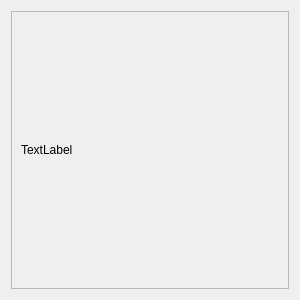
Above: src/main/python/ui/utils/image.ui from podkidyshev/health-weather_correlation before the change. Below: the same form after it.
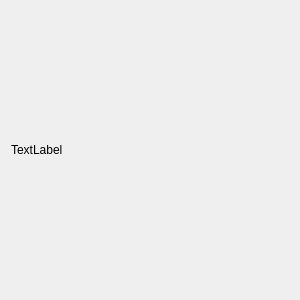
That is the form after the change.

Commit message: Removed scroll area from image frame

The edit to the form file:
```diff
--- a/src/main/python/ui/utils/image.ui
+++ b/src/main/python/ui/utils/image.ui
@@ -30,53 +30,16 @@
     <enum>QLayout::SetMinimumSize</enum>
    </property>
    <item>
-    <widget class="QScrollArea" name="scrollArea">
+    <widget class="QLabel" name="image">
      <property name="sizePolicy">
-      <sizepolicy hsizetype="Expanding" vsizetype="Expanding">
+      <sizepolicy hsizetype="Ignored" vsizetype="Ignored">
        <horstretch>0</horstretch>
        <verstretch>0</verstretch>
       </sizepolicy>
      </property>
-     <property name="sizeAdjustPolicy">
-      <enum>QAbstractScrollArea::AdjustToContents</enum>
+     <property name="text">
+      <string>TextLabel</string>
      </property>
-     <property name="widgetResizable">
-      <bool>true</bool>
-     </property>
-     <widget class="QWidget" name="scrollAreaWidgetContents">
-      <property name="geometry">
-       <rect>
-        <x>0</x>
-        <y>0</y>
-        <width>280</width>
-        <height>280</height>
-       </rect>
-      </property>
-      <property name="sizePolicy">
-       <sizepolicy hsizetype="Preferred" vsizetype="Preferred">
-        <horstretch>0</horstretch>
-        <verstretch>0</verstretch>
-       </sizepolicy>
-      </property>
-      <layout class="QVBoxLayout" name="verticalLayout_2">
-       <property name="sizeConstraint">
-        <enum>QLayout::SetDefaultConstraint</enum>
-       </property>
-       <item>
-        <widget class="QLabel" name="image">
-         <property name="sizePolicy">
-          <sizepolicy hsizetype="Ignored" vsizetype="Ignored">
-           <horstretch>0</horstretch>
-           <verstretch>0</verstretch>
-          </sizepolicy>
-         </property>
-         <property name="text">
-          <string>TextLabel</string>
-         </property>
-        </widget>
-       </item>
-      </layout>
-     </widget>
     </widget>
    </item>
   </layout>
```
The commit also changes 4 other files.
